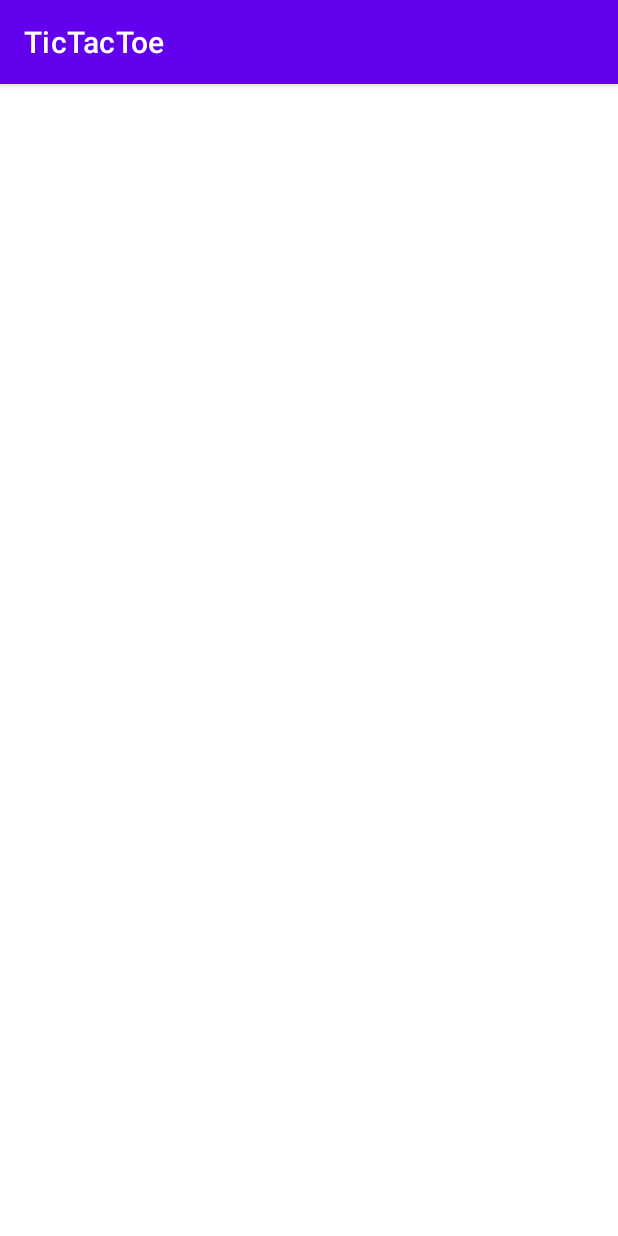
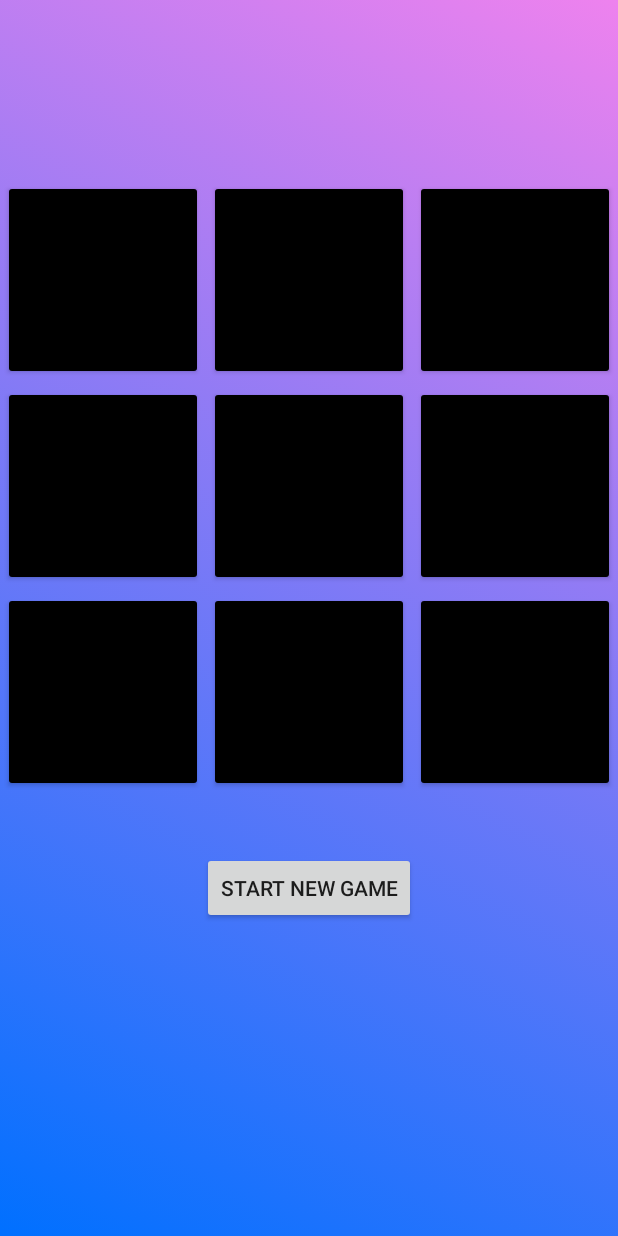
Before and after one commit to tylerbfink/TicTacToe, an Android app: the GamePlay screen opened directly, with no data from a screen before it, on a phone screen of 412 x 824 dp. Run offline under Robolectric (Android 15) with nearby library versions, the phone set to English and light mode, and no system bars.

Commit message:
-game play updated

```diff
--- a/app/src/main/AndroidManifest.xml
+++ b/app/src/main/AndroidManifest.xml
@@ -8,7 +8,7 @@
         android:label="@string/app_name"
         android:roundIcon="@mipmap/ic_launcher_round"
         android:supportsRtl="true"
-        android:theme="@style/Theme.TicTacToe">
+        android:theme="@style/AppTheme.NoActionBar">
         <activity
             android:name=".GamePlay"
             android:exported="false" />
--- /dev/null
+++ b/app/src/main/res/drawable/gradient_background.xml
@@ -0,0 +1,15 @@
+<?xml version="1.0" encoding="utf-8"?>
+<selector xmlns:android="http://schemas.android.com/apk/res/android">
+    <item>
+        <shape
+            android:shape="rectangle">
+
+            <gradient
+                android:type="linear"
+                android:startColor="#0070FF"
+                android:endColor="#ee82ee"
+                android:angle="45"
+                />
+        </shape>
+    </item>
+</selector>
--- a/app/src/main/res/layout/activity_change_player.xml
+++ b/app/src/main/res/layout/activity_change_player.xml
@@ -4,6 +4,7 @@
     xmlns:tools="http://schemas.android.com/tools"
     android:layout_width="match_parent"
     android:layout_height="match_parent"
+    android:background="@drawable/gradient_background"
     tools:context=".ChangePlayer">
 
     <TextView
@@ -14,6 +15,7 @@
         android:text="@string/change_player"
         android:textSize="48sp"
         android:textStyle="bold"
+        android:textColor="#FFFFFF"
         app:layout_constraintEnd_toEndOf="parent"
         app:layout_constraintStart_toStartOf="parent"
         app:layout_constraintTop_toTopOf="parent" />
@@ -35,6 +37,7 @@
         android:layout_height="wrap_content"
         android:layout_marginTop="16dp"
         android:text="@string/add_player"
+        android:textColor="#FFFFFF"
         app:layout_constraintEnd_toStartOf="@+id/remove_player"
         app:layout_constraintHorizontal_bias="0.5"
         app:layout_constraintStart_toStartOf="parent"
@@ -45,6 +48,7 @@
         android:layout_width="wrap_content"
         android:layout_height="wrap_content"
         android:text="@string/remove_player"
+        android:textColor="#FFFFFF"
         app:layout_constraintEnd_toEndOf="parent"
         app:layout_constraintHorizontal_bias="0.5"
         app:layout_constraintStart_toEndOf="@+id/add_player"
@@ -56,6 +60,7 @@
         android:layout_height="wrap_content"
         android:layout_marginTop="16dp"
         android:text="@string/use_player"
+        android:textColor="#FFFFFF"
         app:layout_constraintEnd_toEndOf="parent"
         app:layout_constraintStart_toStartOf="parent"
         app:layout_constraintTop_toBottomOf="@+id/existing_player_list" />
@@ -67,6 +72,7 @@
         android:layout_marginTop="16dp"
         android:text="@string/select_or_add"
         android:textSize="16sp"
+        android:textColor="#FFFFFF"
         app:layout_constraintEnd_toEndOf="parent"
         app:layout_constraintStart_toStartOf="parent"
         app:layout_constraintTop_toBottomOf="@+id/title_change_player" />
--- a/app/src/main/res/layout/activity_game_play.xml
+++ b/app/src/main/res/layout/activity_game_play.xml
@@ -4,6 +4,113 @@
     xmlns:tools="http://schemas.android.com/tools"
     android:layout_width="match_parent"
     android:layout_height="match_parent"
+    android:background="@drawable/gradient_background"
     tools:context=".GamePlay">
 
+    <Button
+        android:id="@+id/button_zero"
+        style="@style/regular_button"
+        android:layout_width="0dp"
+        android:layout_height="0dp"
+        android:layout_marginTop="120dp"
+        app:layout_constraintDimensionRatio="1"
+        app:layout_constraintEnd_toStartOf="@+id/button_one"
+        app:layout_constraintHorizontal_chainStyle="packed"
+        app:layout_constraintStart_toStartOf="parent"
+        app:layout_constraintTop_toTopOf="parent" />
+
+    <Button
+        android:id="@+id/button_one"
+        style="@style/regular_button"
+        android:layout_width="0dp"
+        android:layout_height="0dp"
+        android:layout_marginTop="120dp"
+        app:layout_constraintDimensionRatio="1"
+        app:layout_constraintEnd_toStartOf="@+id/button_two"
+        app:layout_constraintStart_toEndOf="@+id/button_zero"
+        app:layout_constraintTop_toTopOf="parent" />
+
+    <Button
+        android:id="@+id/button_two"
+        style="@style/regular_button"
+        android:layout_width="0dp"
+        android:layout_height="0dp"
+        android:layout_marginTop="120dp"
+        app:layout_constraintDimensionRatio="1"
+        app:layout_constraintEnd_toEndOf="parent"
+        app:layout_constraintStart_toEndOf="@+id/button_one"
+        app:layout_constraintTop_toTopOf="parent" />
+
+    <Button
+        android:id="@+id/button_three"
+        style="@style/regular_button"
+        android:layout_width="0dp"
+        android:layout_height="0dp"
+        app:layout_constraintDimensionRatio="1"
+        app:layout_constraintEnd_toStartOf="@+id/button_four"
+        app:layout_constraintHorizontal_chainStyle="packed"
+        app:layout_constraintStart_toStartOf="parent"
+        app:layout_constraintTop_toBottomOf="@+id/button_zero" />
+
+    <Button
+        android:id="@+id/button_four"
+        style="@style/regular_button"
+        android:layout_width="0dp"
+        android:layout_height="0dp"
+        app:layout_constraintDimensionRatio="1"
+        app:layout_constraintEnd_toStartOf="@+id/button_five"
+        app:layout_constraintStart_toEndOf="@+id/button_three"
+        app:layout_constraintTop_toBottomOf="@+id/button_one" />
+
+    <Button
+        android:id="@+id/button_five"
+        style="@style/regular_button"
+        android:layout_width="0dp"
+        android:layout_height="0dp"
+        app:layout_constraintDimensionRatio="1"
+        app:layout_constraintEnd_toEndOf="parent"
+        app:layout_constraintStart_toEndOf="@+id/button_four"
+        app:layout_constraintTop_toBottomOf="@+id/button_two" />
+
+    <Button
+        android:id="@+id/button_six"
+        style="@style/regular_button"
+        android:layout_width="0dp"
+        android:layout_height="0dp"
+        app:layout_constraintDimensionRatio="1"
+        app:layout_constraintEnd_toStartOf="@+id/button_seven"
+        app:layout_constraintHorizontal_chainStyle="packed"
+        app:layout_constraintStart_toStartOf="parent"
+        app:layout_constraintTop_toBottomOf="@+id/button_three" />
+
+    <Button
+        android:id="@+id/button_seven"
+        style="@style/regular_button"
+        android:layout_width="0dp"
+        android:layout_height="0dp"
+        app:layout_constraintDimensionRatio="1"
+        app:layout_constraintEnd_toStartOf="@+id/button_eight"
+        app:layout_constraintStart_toEndOf="@+id/button_six"
+        app:layout_constraintTop_toBottomOf="@+id/button_four" />
+
+    <Button
+        android:id="@+id/button_eight"
+        style="@style/regular_button"
+        android:layout_width="0dp"
+        android:layout_height="0dp"
+        app:layout_constraintDimensionRatio="1"
+        app:layout_constraintEnd_toEndOf="parent"
+        app:layout_constraintStart_toEndOf="@+id/button_seven"
+        app:layout_constraintTop_toBottomOf="@+id/button_five" />
+
+    <Button
+        android:id="@+id/button_reset_board"
+        android:layout_width="wrap_content"
+        android:layout_height="wrap_content"
+        android:layout_marginTop="40dp"
+        android:text="@string/reset"
+        app:layout_constraintEnd_toEndOf="parent"
+        app:layout_constraintStart_toStartOf="parent"
+        app:layout_constraintTop_toBottomOf="@+id/button_seven" />
+
 </androidx.constraintlayout.widget.ConstraintLayout>
--- a/app/src/main/res/layout/activity_main.xml
+++ b/app/src/main/res/layout/activity_main.xml
@@ -4,6 +4,7 @@
     xmlns:tools="http://schemas.android.com/tools"
     android:layout_width="match_parent"
     android:layout_height="match_parent"
+    android:background="@drawable/gradient_background"
     tools:context=".MainActivity">
 
     <TextView
@@ -14,6 +15,7 @@
         android:text="@string/welcome_main"
         android:textSize="48sp"
         android:textStyle="bold"
+        android:textColor="#FFFFFF"
         app:layout_constraintEnd_toEndOf="parent"
         app:layout_constraintStart_toStartOf="parent"
         app:layout_constraintTop_toTopOf="parent" />
@@ -25,6 +27,7 @@
         android:layout_marginTop="24dp"
         android:text="@string/blank"
         android:textSize="24sp"
+        android:textColor="#FFFFFF"
         app:layout_constraintBottom_toTopOf="@+id/option_text"
         app:layout_constraintEnd_toEndOf="parent"
         app:layout_constraintStart_toStartOf="parent"
@@ -37,6 +40,7 @@
         android:layout_marginTop="24dp"
         android:text="@string/choose_option"
         android:textSize="24sp"
+        android:textColor="#FFFFFF"
         app:layout_constraintEnd_toEndOf="parent"
         app:layout_constraintStart_toStartOf="parent"
         app:layout_constraintTop_toBottomOf="@+id/welcome_back_text" />
--- a/app/src/main/res/layout/change_player_view.xml
+++ b/app/src/main/res/layout/change_player_view.xml
@@ -4,4 +4,5 @@
     android:layout_width="match_parent"
     android:layout_height="wrap_content"
     android:textAlignment="center"
+    android:textColor="#FFFFFF"
     android:textSize="34sp"></TextView>
--- a/app/src/main/res/layout/main_view.xml
+++ b/app/src/main/res/layout/main_view.xml
@@ -4,4 +4,5 @@
     android:layout_width="match_parent"
     android:layout_height="wrap_content"
     android:gravity="center"
-    android:textSize="34sp" />
+    android:textSize="34sp"
+    android:textColor="#FFFFFF"/>
--- a/app/src/main/res/layout/standings_view.xml
+++ b/app/src/main/res/layout/standings_view.xml
@@ -11,6 +11,7 @@
         android:layout_height="wrap_content"
         android:textAlignment="center"
         android:textSize="20sp"
+        android:textColor="#FFFFFF"
         app:layout_constraintEnd_toStartOf="@+id/standings_games_won"
         app:layout_constraintHorizontal_weight="2"
         app:layout_constraintStart_toStartOf="parent"
@@ -22,6 +23,7 @@
         android:layout_height="wrap_content"
         android:textAlignment="center"
         android:textSize="20sp"
+        android:textColor="#FFFFFF"
         app:layout_constraintEnd_toStartOf="@+id/standings_games_played"
         app:layout_constraintHorizontal_chainStyle="spread"
         app:layout_constraintHorizontal_weight="1"
@@ -35,6 +37,7 @@
         android:layout_marginEnd="16dp"
         android:textAlignment="center"
         android:textSize="20sp"
+        android:textColor="#FFFFFF"
         app:layout_constraintEnd_toEndOf="parent"
         app:layout_constraintHorizontal_weight="1"
         app:layout_constraintStart_toEndOf="@+id/standings_games_won"
@@ -47,6 +50,7 @@
         android:layout_marginTop="3dp"
         android:paddingBottom="5dp"
         android:textSize="14sp"
+        android:textColor="#FFFFFF"
         app:layout_constraintEnd_toEndOf="parent"
         app:layout_constraintStart_toStartOf="parent"
         app:layout_constraintTop_toBottomOf="@+id/standings_games_played" />
--- a/app/src/main/res/values/strings.xml
+++ b/app/src/main/res/values/strings.xml
@@ -17,8 +17,10 @@
     <string name="confirm_sure">Confirm you want to delete selected player?</string>
     <string name="name">Enter name</string>
     <string name="ok">Add Player</string>
+    <string name="enter_name">New player Name</string>
     <string name="cancel">Cancel</string>
     <string name="add_new">Add new player</string>
+    <string name="reset">Start New Game</string>
 
     <string-array name="main_menu_options">
         <item>Play Game</item>
--- /dev/null
+++ b/app/src/main/res/values/styles.xml
@@ -0,0 +1,26 @@
+<?xml version="1.0" encoding="utf-8"?>
+<resources>
+
+    <style name="AppTheme.NoActionBar" parent="Theme.AppCompat.Light.DarkActionBar">
+        <item name="windowActionBar">false</item>
+        <item name="windowNoTitle">true</item>
+        <item name="android:windowFullscreen">true</item>
+    </style>
+
+    <style name="regular_button" parent="TextAppearance.AppCompat">
+        <item name="android:text">@string/blank</item>
+        <item name="android:textColor">#FFFFFF</item>
+        <item name="android:textSize">48sp</item>
+        <item name="android:textStyle">bold</item>
+        <item name="android:backgroundTint">#000000</item>
+        <item name="android:insetTop">0dp</item>
+        <item name="android:insetBottom">0dp</item>
+        <item name="android:layout_width">wrap_content</item>
+        <item name="android:layout_height">wrap_content</item>
+        <item name="android:layout_marginTop">4dp</item>
+        <item name="android:layout_marginBottom">4dp</item>
+        <item name="android:layout_marginStart">2dp</item>
+        <item name="android:layout_marginEnd">2dp</item>
+    </style>
+
+</resources>
```
Also changed, not shown: app/src/main/java/com/example/tictactoe/ChangePlayer.java (+46 -15 lines), app/src/main/java/com/example/tictactoe/GamePlay.java (+215 -1 lines), app/src/main/java/com/example/tictactoe/NewPlayerDialog.java (+5 -3 lines), app/src/main/java/com/example/tictactoe/Standings.java (+8 -10 lines), app/src/main/res/layout/activity_standings.xml (+5 -3 lines), app/src/main/res/layout/name_adder.xml (+15 -12 lines).
